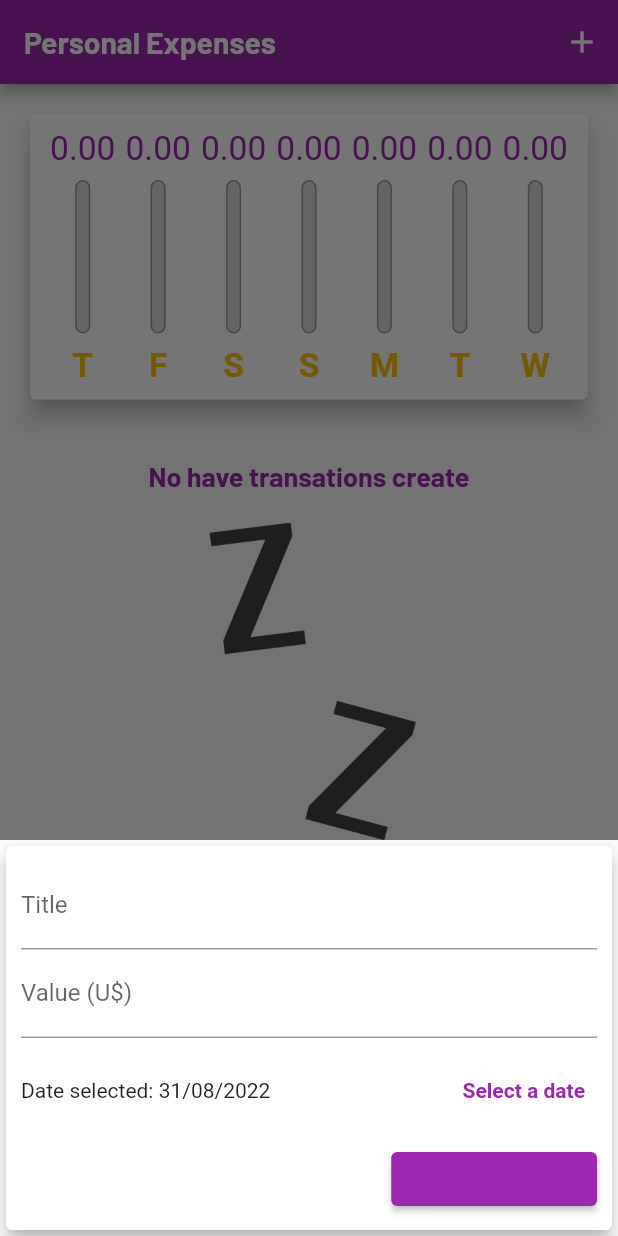
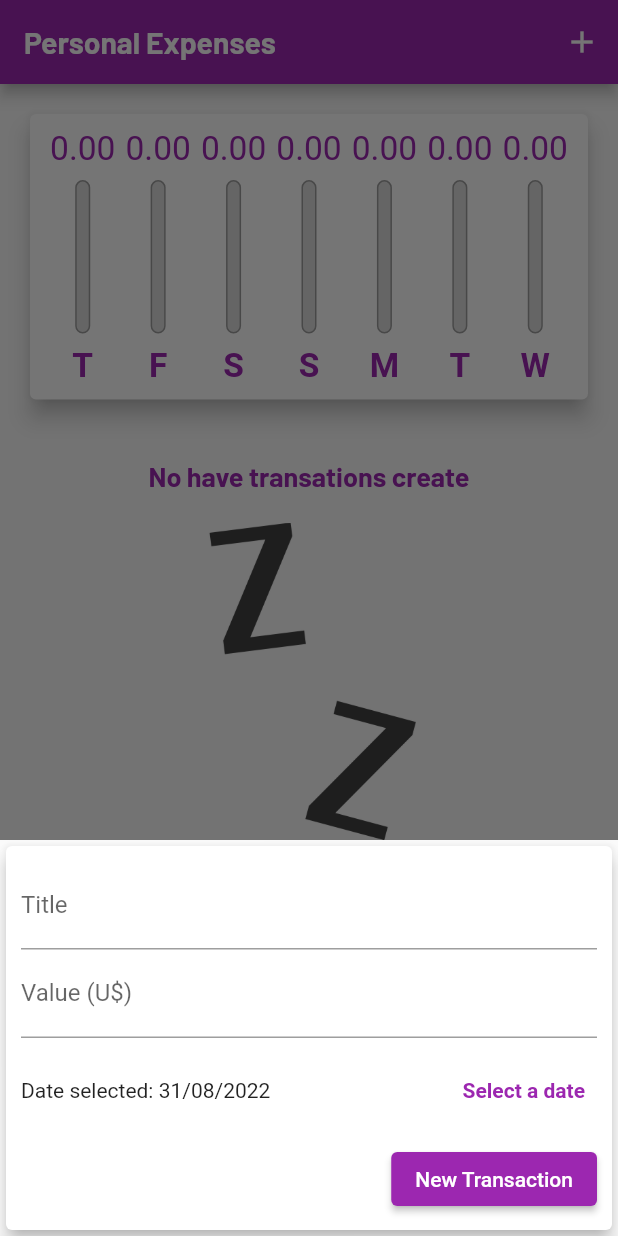
Before and after one commit to cadumeneses/personal_expenses, a Flutter app: the screen it shows after launch, after a tap on the "add" icon, on a phone screen of 412 x 824 dp. Run offline on Flutter 3.47's test engine with Material 2 defaults, Android fonts, the phone set to English and light mode, and no system bars.

Commit message:
style: modal style

```diff
--- a/lib/components/adaptative_button.dart
+++ b/lib/components/adaptative_button.dart
@@ -16,21 +16,18 @@ class AdaptativeButton extends StatelessWidget {
   Widget build(BuildContext context) {
     return Platform.isIOS
         ? CupertinoButton(
-            child: Text(label),
             onPressed: onPressed,
             color: Theme.of(context).colorScheme.primary,
             padding: const EdgeInsets.symmetric(
               horizontal: 20,
             ),
+            child: Text(label),
           )
         : ElevatedButton(
+            onPressed: onPressed,
             child: Text(
               label,
-              style: TextStyle(
-                color: Theme.of(context).colorScheme.primary,
-              ),
             ),
-            onPressed: onPressed,
           );
   }
 }
--- a/lib/components/chart_bar.dart
+++ b/lib/components/chart_bar.dart
@@ -60,7 +60,7 @@ class ChartBar extends StatelessWidget {
                 child: Text(
                   label,
                   style: TextStyle(
-                      color: Theme.of(context).colorScheme.secondary,
+                      color: Theme.of(context).colorScheme.primary,
                       fontWeight: FontWeight.bold),
                 ),
               ),
```
